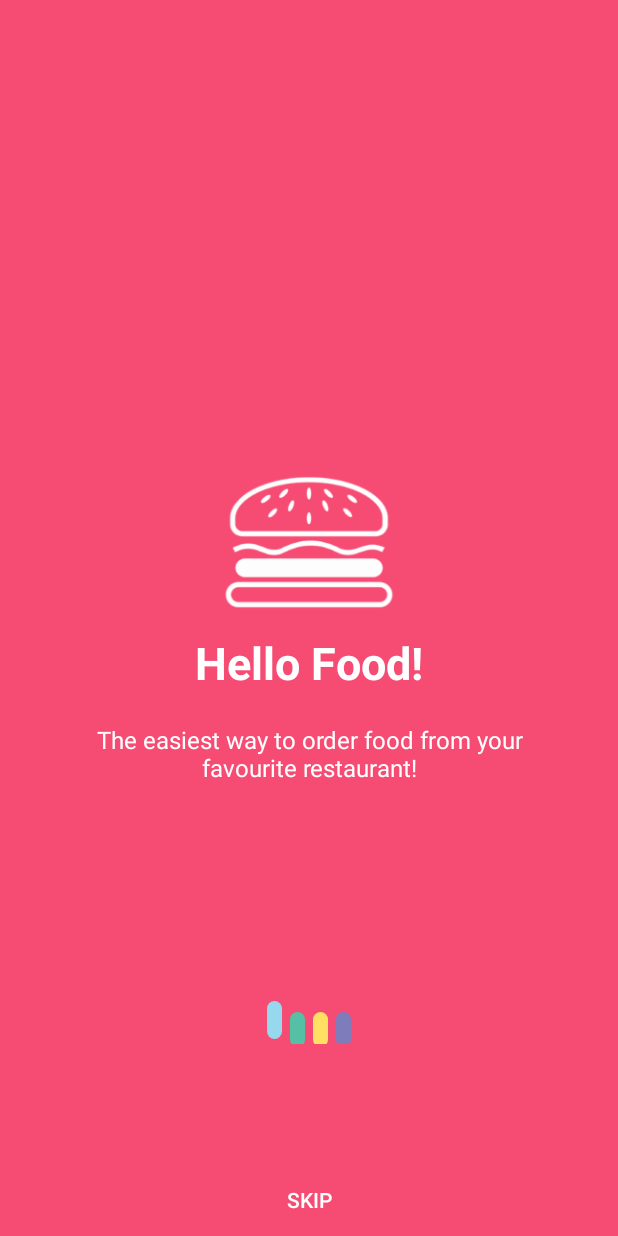
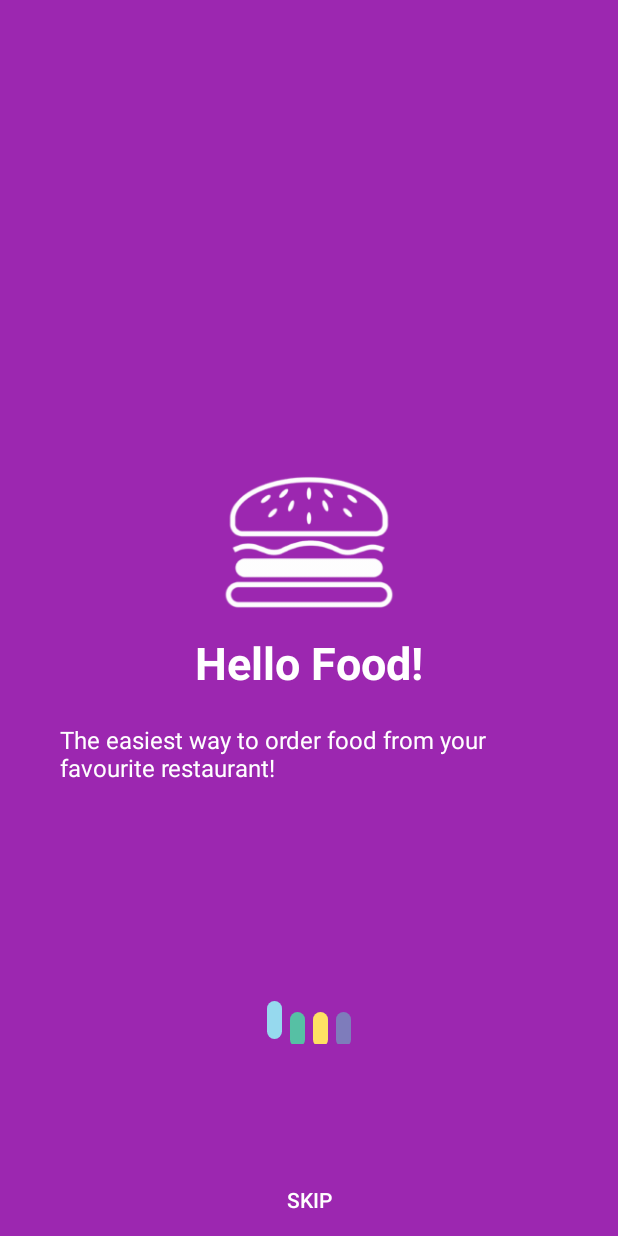
Before and after one commit to vishaldhanotiya/IntroSlider, an Android app: the screen it shows after launch (WelcomeActivity), on a phone screen of 412 x 824 dp. Run offline under Robolectric (Android 15) with nearby library versions, the phone set to English and light mode, and no system bars.

Commit message:
Change :: Color of intro screen

```diff
--- a/app/src/main/res/layout/welcome_slide1.xml
+++ b/app/src/main/res/layout/welcome_slide1.xml
@@ -31,7 +31,6 @@
             android:paddingLeft="@dimen/desc_padding"
             android:paddingRight="@dimen/desc_padding"
             android:text="@string/slide_1_desc"
-            android:textAlignment="center"
             android:textColor="@android:color/white"
             android:textSize="@dimen/slide_desc" />
 
--- a/app/src/main/res/values/colors.xml
+++ b/app/src/main/res/values/colors.xml
@@ -5,7 +5,7 @@
     <color name="colorAccent">#FF4081</color>
 
     <!-- Screens background color-->
-    <color name="bg_screen1">#f64c73</color>
+    <color name="bg_screen1">#9C27B0</color>
     <color name="bg_screen2">#20d2bb</color>
     <color name="bg_screen3">#3395ff</color>
     <color name="bg_screen4">#c873f4</color>
```
